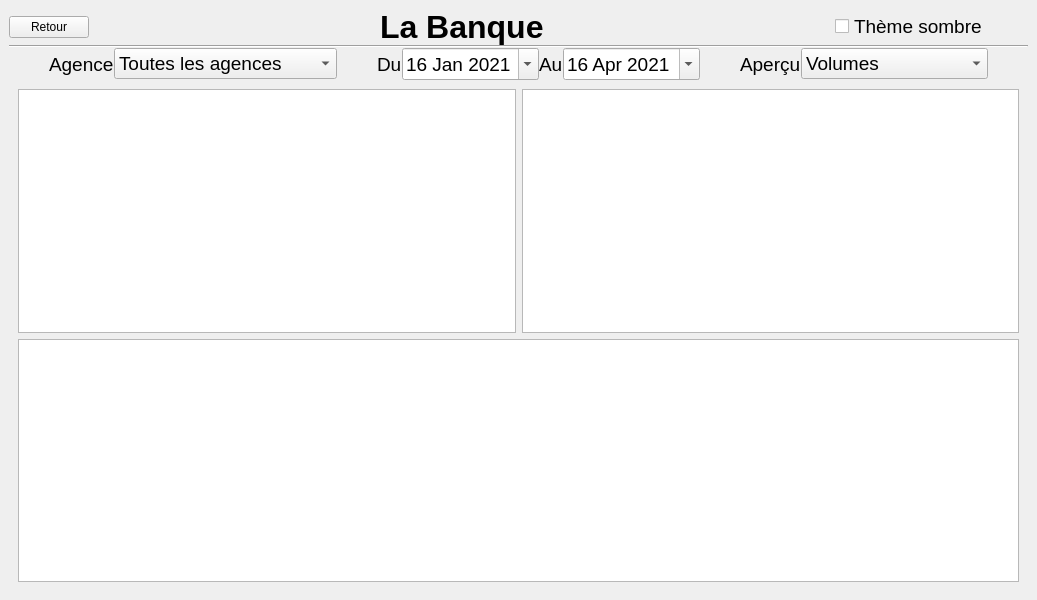
This is mainwindow.ui in sihamais/TheBank as Qt 5 draws it before an edit. The edited form follows.
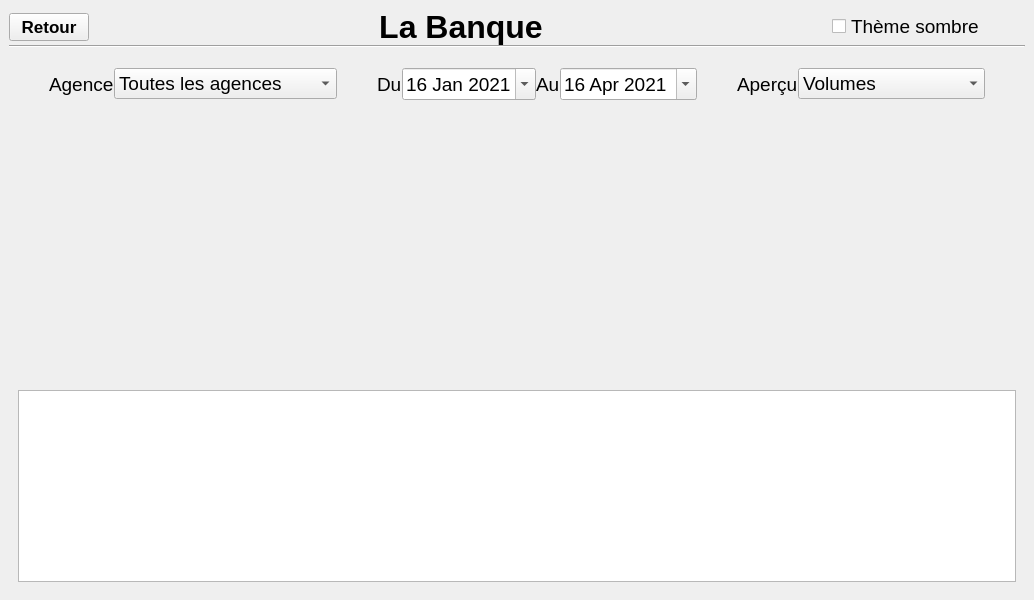
This is the edited form. Custom widgets are drawn as their Qt base class.

```diff
--- a/mainwindow.ui
+++ b/mainwindow.ui
@@ -16,7 +16,18 @@
     <verstretch>0</verstretch>
    </sizepolicy>
   </property>
+  <property name="font">
+   <font>
+    <family>Helvetica Neue</family>
+   </font>
+  </property>
   <widget class="QWidget" name="centralwidget">
+   <property name="sizePolicy">
+    <sizepolicy hsizetype="Expanding" vsizetype="Expanding">
+     <horstretch>0</horstretch>
+     <verstretch>0</verstretch>
+    </sizepolicy>
+   </property>
    <layout class="QGridLayout" name="gridLayout">
     <property name="verticalSpacing">
      <number>0</number>
@@ -26,6 +37,9 @@
       <property name="spacing">
        <number>0</number>
       </property>
+      <property name="sizeConstraint">
+       <enum>QLayout::SetFixedSize</enum>
+      </property>
       <property name="bottomMargin">
        <number>0</number>
       </property>
@@ -39,9 +53,30 @@
       </property>
       <item>
        <widget class="QPushButton" name="backButton">
+        <property name="sizePolicy">
+         <sizepolicy hsizetype="Minimum" vsizetype="Fixed">
+          <horstretch>0</horstretch>
+          <verstretch>0</verstretch>
+         </sizepolicy>
+        </property>
+        <property name="font">
+         <font>
+          <family>Helvetica Neue</family>
+          <pointsize>13</pointsize>
+          <weight>75</weight>
+          <bold>true</bold>
+          <underline>false</underline>
+         </font>
+        </property>
+        <property name="cursor">
+         <cursorShape>PointingHandCursor</cursorShape>
+        </property>
         <property name="text">
          <string>Retour</string>
         </property>
+        <property name="flat">
+         <bool>false</bool>
+        </property>
        </widget>
       </item>
       <item>
@@ -63,7 +98,7 @@
       <item>
        <widget class="QLabel" name="label">
         <property name="sizePolicy">
-         <sizepolicy hsizetype="Maximum" vsizetype="Maximum">
+         <sizepolicy hsizetype="Fixed" vsizetype="Fixed">
           <horstretch>0</horstretch>
           <verstretch>0</verstretch>
          </sizepolicy>
@@ -73,15 +108,41 @@
           <family>Helvetica Neue</family>
           <pointsize>24</pointsize>
           <weight>75</weight>
+          <italic>false</italic>
           <bold>true</bold>
+          <underline>false</underline>
+          <strikeout>false</strikeout>
+          <stylestrategy>PreferDefault</stylestrategy>
+          <kerning>true</kerning>
          </font>
         </property>
+        <property name="layoutDirection">
+         <enum>Qt::LeftToRight</enum>
+        </property>
+        <property name="autoFillBackground">
+         <bool>false</bool>
+        </property>
+        <property name="frameShape">
+         <enum>QFrame::NoFrame</enum>
+        </property>
+        <property name="frameShadow">
+         <enum>QFrame::Raised</enum>
+        </property>
         <property name="text">
          <string>La Banque</string>
         </property>
         <property name="textFormat">
          <enum>Qt::PlainText</enum>
         </property>
+        <property name="scaledContents">
+         <bool>false</bool>
+        </property>
+        <property name="alignment">
+         <set>Qt::AlignCenter</set>
+        </property>
+        <property name="wordWrap">
+         <bool>false</bool>
+        </property>
        </widget>
       </item>
       <item>
@@ -128,7 +189,7 @@
       </item>
      </layout>
     </item>
-    <item row="2" column="0">
+    <item row="3" column="0">
      <layout class="QHBoxLayout" name="optionsLayout">
       <property name="geometry" stdset="0">
        <rect>
@@ -178,6 +239,15 @@
           <pointsize>14</pointsize>
          </font>
         </property>
+        <property name="cursor">
+         <cursorShape>PointingHandCursor</cursorShape>
+        </property>
+        <property name="sizeAdjustPolicy">
+         <enum>QComboBox::AdjustToContents</enum>
+        </property>
+        <property name="frame">
+         <bool>true</bool>
+        </property>
         <item>
          <property name="text">
           <string>Toutes les agences</string>
@@ -247,6 +317,36 @@
           <pointsize>14</pointsize>
          </font>
         </property>
+        <property name="cursor">
+         <cursorShape>PointingHandCursor</cursorShape>
+        </property>
+        <property name="dateTime">
+         <datetime>
+          <hour>23</hour>
+          <minute>59</minute>
+          <second>59</second>
+          <year>2021</year>
+          <month>1</month>
+          <day>16</day>
+         </datetime>
+        </property>
+        <property name="minimumDateTime">
+         <datetime>
+          <hour>0</hour>
+          <minute>0</minute>
+          <second>0</second>
+          <year>2021</year>
+          <month>1</month>
+          <day>16</day>
+         </datetime>
+        </property>
+        <property name="maximumDate">
+         <date>
+          <year>2021</year>
+          <month>4</month>
+          <day>16</day>
+         </date>
+        </property>
         <property name="calendarPopup">
          <bool>true</bool>
         </property>
@@ -364,7 +464,20 @@
       </item>
      </layout>
     </item>
-    <item row="3" column="0">
+    <item row="1" column="0">
+     <widget class="Line" name="line">
+      <property name="sizePolicy">
+       <sizepolicy hsizetype="Minimum" vsizetype="Fixed">
+        <horstretch>0</horstretch>
+        <verstretch>0</verstretch>
+       </sizepolicy>
+      </property>
+      <property name="orientation">
+       <enum>Qt::Horizontal</enum>
+      </property>
+     </widget>
+    </item>
+    <item row="4" column="0">
      <widget class="QStackedWidget" name="stackedWidget">
       <property name="sizePolicy">
        <sizepolicy hsizetype="Expanding" vsizetype="Expanding">
@@ -532,18 +645,84 @@
        <layout class="QGridLayout" name="gridlayout1">
         <item row="0" column="0">
          <layout class="QHBoxLayout" name="horizontalLayout_2">
+          <property name="spacing">
+           <number>0</number>
+          </property>
           <item>
-           <widget class="QTextBrowser" name="textBrowser"/>
-          </item>
-          <item>
-           <widget class="QGraphicsView" name="graphicsView"/>
+           <widget class="QChartView" name="PBancaireDtlChart" native="true">
+            <property name="sizePolicy">
+             <sizepolicy hsizetype="Expanding" vsizetype="Expanding">
+              <horstretch>0</horstretch>
+              <verstretch>0</verstretch>
+             </sizepolicy>
+            </property>
+            <property name="font">
+             <font>
+              <pointsize>16</pointsize>
+             </font>
+            </property>
+           </widget>
           </item>
          </layout>
         </item>
         <item row="1" column="0">
          <layout class="QHBoxLayout" name="horizontalLayout_3">
+          <property name="spacing">
+           <number>0</number>
+          </property>
           <item>
-           <widget class="QTableWidget" name="tableWidget"/>
+           <widget class="QTableWidget" name="tableWidget">
+            <property name="enabled">
+             <bool>true</bool>
+            </property>
+            <property name="sizePolicy">
+             <sizepolicy hsizetype="Expanding" vsizetype="Preferred">
+              <horstretch>0</horstretch>
+              <verstretch>0</verstretch>
+             </sizepolicy>
+            </property>
+            <property name="font">
+             <font>
+              <family>Helvetica Neue</family>
+             </font>
+            </property>
+            <property name="frameShape">
+             <enum>QFrame::StyledPanel</enum>
+            </property>
+            <property name="frameShadow">
+             <enum>QFrame::Plain</enum>
+            </property>
+            <property name="sizeAdjustPolicy">
+             <enum>QAbstractScrollArea::AdjustIgnored</enum>
+            </property>
+            <property name="editTriggers">
+             <set>QAbstractItemView::NoEditTriggers</set>
+            </property>
+            <property name="dragDropOverwriteMode">
+             <bool>false</bool>
+            </property>
+            <property name="selectionMode">
+             <enum>QAbstractItemView::NoSelection</enum>
+            </property>
+            <property name="gridStyle">
+             <enum>Qt::SolidLine</enum>
+            </property>
+            <property name="sortingEnabled">
+             <bool>false</bool>
+            </property>
+            <attribute name="horizontalHeaderCascadingSectionResizes">
+             <bool>false</bool>
+            </attribute>
+            <attribute name="horizontalHeaderMinimumSectionSize">
+             <number>30</number>
+            </attribute>
+            <attribute name="horizontalHeaderDefaultSectionSize">
+             <number>105</number>
+            </attribute>
+            <attribute name="horizontalHeaderStretchLastSection">
+             <bool>false</bool>
+            </attribute>
+           </widget>
           </item>
          </layout>
         </item>
@@ -551,18 +730,18 @@
       </widget>
      </widget>
     </item>
-    <item row="1" column="0">
-     <widget class="Line" name="line">
-      <property name="sizePolicy">
-       <sizepolicy hsizetype="Minimum" vsizetype="Fixed">
-        <horstretch>0</horstretch>
-        <verstretch>0</verstretch>
-       </sizepolicy>
-      </property>
+    <item row="2" column="0">
+     <spacer name="horizontalSpacer_5">
       <property name="orientation">
        <enum>Qt::Horizontal</enum>
       </property>
-     </widget>
+      <property name="sizeHint" stdset="0">
+       <size>
+        <width>40</width>
+        <height>20</height>
+       </size>
+      </property>
+     </spacer>
     </item>
    </layout>
   </widget>
```
Left out of the diff: 39 changed lines with no effect on the pictures.
